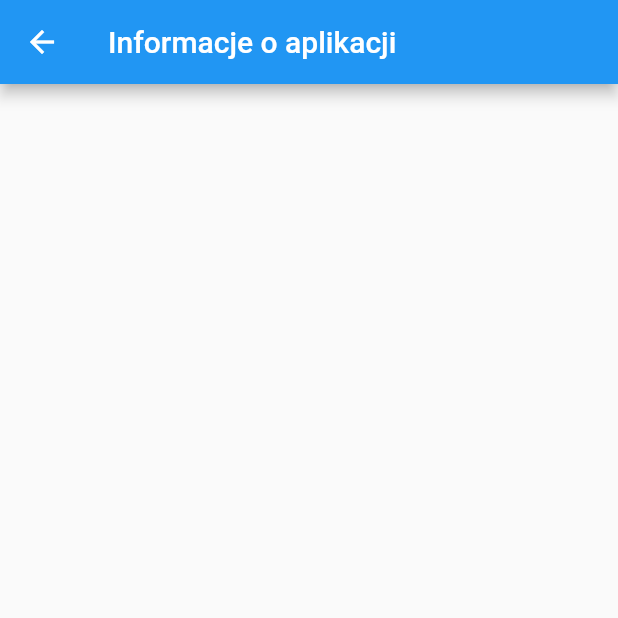
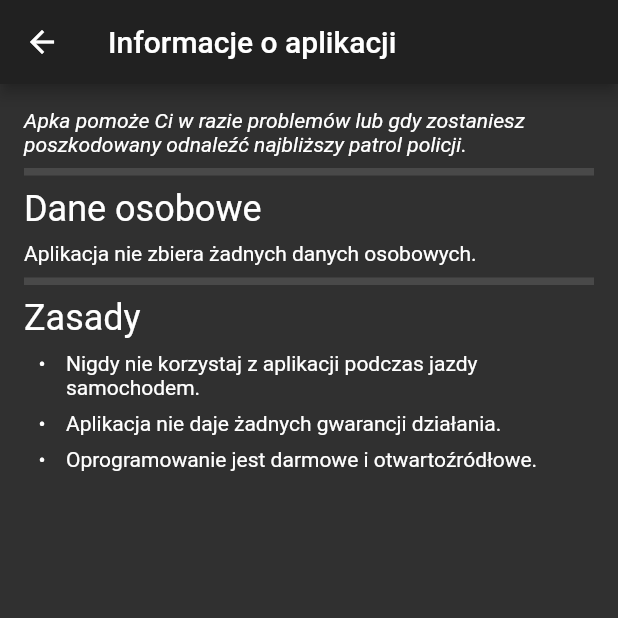
Before and after one commit to michaldev/policjawsylwestra, a Flutter app: the screen it shows after launch, after a tap on the "info" icon, on a phone screen of 412 x 824 dp, the top half of it. Run offline on Flutter 3.47's test engine with Material 2 defaults, Android fonts, the phone set to English and light mode, and no system bars; our stand-ins replace cloud_firestore, firebase_core, flutter_hooks, flutter_map, flutter_markdown, flutter_mobx and 5 more; missing offline and left inert: geoflutterfire; accounts and stored records are empty; generated files the repository leaves out were written again; statements that could not run were skipped.

```diff
--- a/lib/domain/data_repository.dart
+++ b/lib/domain/data_repository.dart
@@ -13,8 +13,7 @@ class PolicePoint {
 }
 
 abstract class DataRepository {
-  StreamController policePointsStream =
-      StreamController<List<PolicePoint>>.broadcast();
+  StreamController policePointsStream = StreamController<List<PolicePoint>>();
 
   Future<void> getNearestPolice(LatLng position, double radius);
   Future<void> addPoint(LatLng position, PoliceType policeType);
--- a/lib/locator.dart
+++ b/lib/locator.dart
@@ -8,5 +8,5 @@ GetIt locator = GetIt.instance;
 void setupDI() {
   Firebase.initializeApp();
 
-  locator.registerLazySingleton<DataRepository>(() => FirebaseImpl());
+  locator.registerSingleton<DataRepository>(FirebaseImpl());
 }
--- a/lib/ui/app.dart
+++ b/lib/ui/app.dart
@@ -10,6 +10,7 @@ class MyApp extends StatelessWidget {
     return MaterialApp(
       title: 'Policja w Sylwestra',
       theme: ThemeData(
+        brightness: Brightness.dark,
         primarySwatch: Colors.blue,
         visualDensity: VisualDensity.adaptivePlatformDensity,
       ),
--- a/lib/ui/info_screen/info_screen.dart
+++ b/lib/ui/info_screen/info_screen.dart
@@ -1,4 +1,24 @@
 import 'package:flutter/material.dart';
+import 'package:flutter_markdown/flutter_markdown.dart';
+
+const description = '''
+*Apka pomoże Ci w razie problemów lub gdy zostaniesz poszkodowany odnaleźć najbliższy patrol policji.*
+
+------
+
+# Dane osobowe
+Aplikacja nie zbiera żadnych danych osobowych.
+
+
+------
+
+
+# Zasady
+
+- Nigdy nie korzystaj z aplikacji podczas jazdy samochodem.
+- Aplikacja nie daje żadnych gwarancji działania.
+- Oprogramowanie jest darmowe i otwartoźródłowe.
+''';
 
 class InfoScreen extends StatelessWidget {
   @override
@@ -7,7 +27,9 @@ class InfoScreen extends StatelessWidget {
       appBar: AppBar(
         title: Text('Informacje o aplikacji'),
       ),
-      body: Container(),
+      body: Markdown(
+        data: description,
+      ),
     );
   }
 }
--- a/lib/ui/main_screen/main_screen.dart
+++ b/lib/ui/main_screen/main_screen.dart
@@ -8,20 +8,23 @@ import 'package:policjawsylwestra/domain/data_repository.dart';
 import 'package:policjawsylwestra/ui/info_screen/info_screen.dart';
 import 'package:policjawsylwestra/ui/main_screen/main_screen_map.dart';
 import 'package:policjawsylwestra/ui/main_screen/main_screen_report_button.dart';
+import 'package:policjawsylwestra/ui/report_screen/report_screen.dart';
 
 class MainScreen extends HookWidget {
   @override
   Widget build(BuildContext context) {
     final location = useState<LatLng>();
+    final dataRepository = GetIt.I.get<DataRepository>();
 
     useMemoized(() {
       Location().getLocation().then((value) {
         location.value = LatLng(value.latitude, value.longitude);
+        dataRepository.getNearestPolice(location.value, 80);
       });
-    });
-
-    GetIt.I.get<DataRepository>().policePointsStream.stream.listen((event) {
-      print(event);
+      Location().onLocationChanged.listen((event) {
+        location.value = LatLng(event.latitude, event.longitude);
+        dataRepository.getNearestPolice(location.value, 80);
+      });
     });
 
     return Scaffold(
@@ -38,21 +41,6 @@ class MainScreen extends HookWidget {
           )
         ],
       ),
-      floatingActionButton: Padding(
-        padding: const EdgeInsets.only(bottom: 60.0),
-        child: FloatingActionButton(
-          onPressed: () async {
-            //test
-            await GetIt.I
-                .get<DataRepository>()
-                .getNearestPolice(location.value, 20);
-            // Location().getLocation().then((value) {
-            //   location.value = LatLng(value.latitude, value.longitude);
-            // });
-          },
-          child: Icon(Icons.refresh),
-        ),
-      ),
       body: Column(
         children: [
           Expanded(
@@ -68,11 +56,11 @@ class MainScreen extends HookWidget {
                   return CupertinoActivityIndicator();
                 }),
           ),
-          MainScreenReportButton(onTap: () {
-            GetIt.I
-                .get<DataRepository>()
-                .addPoint(location.value, PoliceType.foot);
-          })
+          MainScreenReportButton(
+              onTap: () => Navigator.push(
+                  context,
+                  MaterialPageRoute(
+                      builder: (context) => ReportScreen(location.value)))),
         ],
       ),
     );
--- a/lib/ui/store/app_store.dart
+++ /dev/null
@@ -1,6 +0,0 @@
-import 'package:mobx/mobx.dart';
-part 'app_store.g.dart';
-
-class AppStore = _AppStoreBase with _$AppStore;
-
-abstract class _AppStoreBase with Store {}
```
Also changed, not shown: lib/data/firebase_impl.dart (+14 -7 lines), lib/ui/main_screen/main_screen_map.dart (+15 -3 lines), lib/ui/report_screen/report_screen.dart (added, +73 -0 lines), lib/ui/report_screen/store/report_store.dart (added, +29 -0 lines), pubspec.yaml (+11 -1 lines), assets/launcher/ic_launcher.png (added), lib/ui/report_screen/store/report_store.g.dart (added), lib/ui/store/app_store.g.dart (deleted), promo/gplay_banner.png (added), pubspec.lock, 26 other files.
